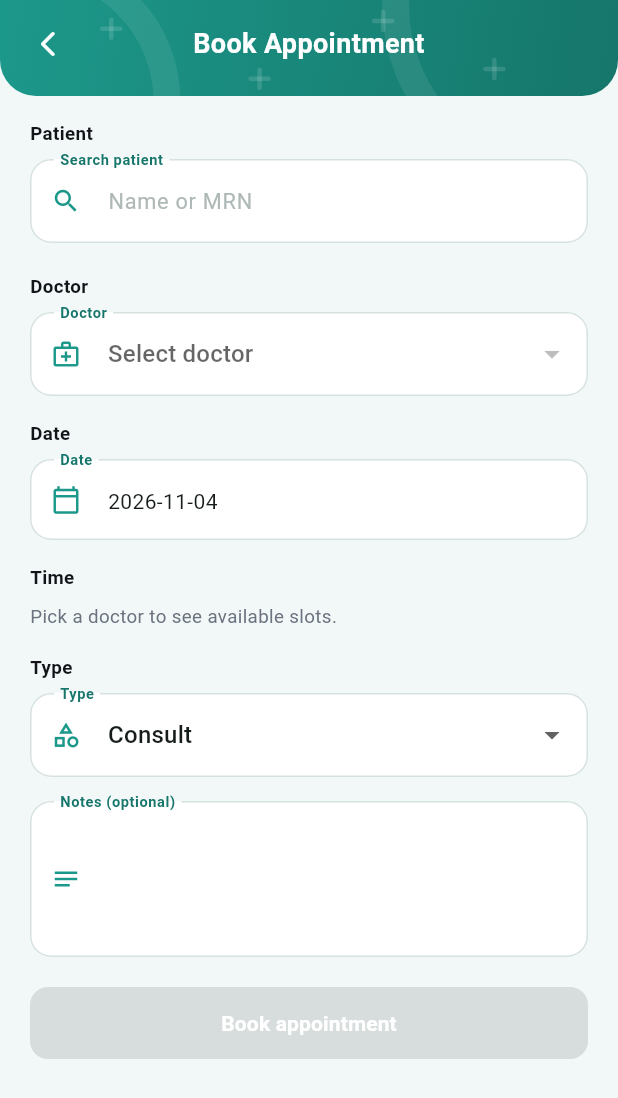
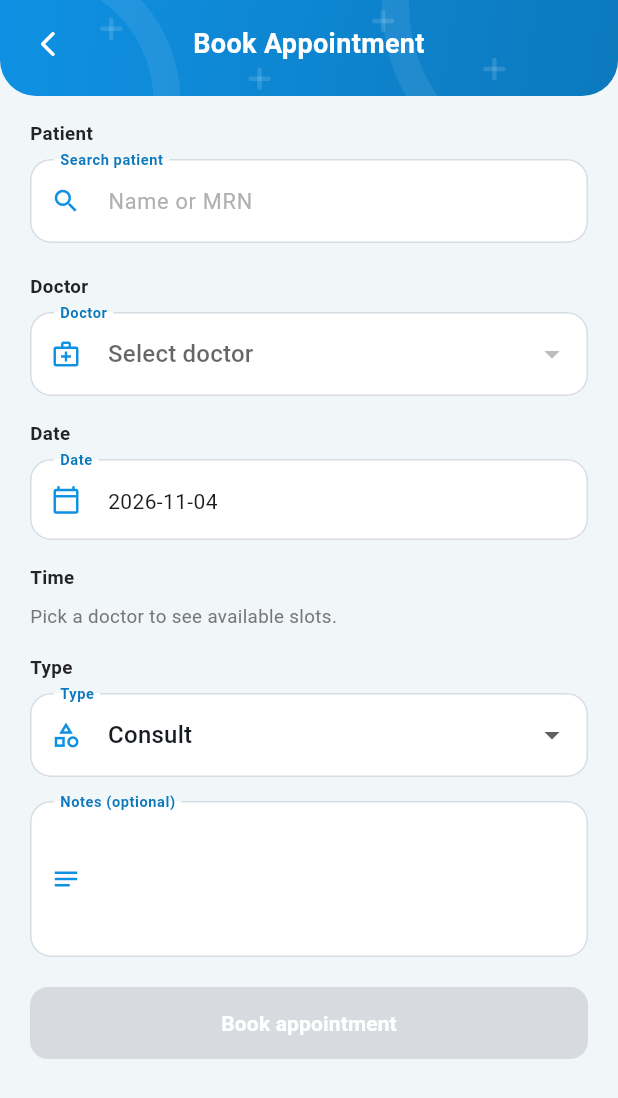
Before and after one commit to Ajutharsi/hms-mobile, a Flutter app: the AppointmentFormScreen screen opened directly, on a phone screen of 412 x 824 dp. Shown: the top 1098 px of the screen. Run offline on Flutter 3.47's test engine with Material 3 defaults, Android fonts, the phone set to English and light mode, and no system bars; our stand-ins replace flutter_secure_storage, flutter_svg, image_picker; accounts and stored records are empty; network calls fail.

Commit message:
Move the app onto the Connecting Aspirants brand colours
Taken from the site's own stylesheet rather than sampled by eye:
--wd-primary-color rgb(15,145,227) becomes the default seed,
--wd-title-color #242424 becomes kInk, --wd-text-color #767676
becomes kMuted, and --wd-alternative-color #fbbc34 is added as
kAccent for the occasional highlight the site uses it for.

The header gradient, soft chip fills, borders, card shadows and the
nav glow all derive from the seed, so they followed on their own --
which is what the token work was for. Fonts and corner radii are
unchanged, as asked.

Two things that were not a straight copy:

The furniture greys (chevrons, placeholders, disabled fills) had a
teal cast baked in from the old brand and read green beside blue, so
they are plain greys now. The two neutral surfaces take the site's
own #f7f7f7 and #efefef.

#767676 is a 19px body colour on the site; here it reaches 10.5px
captions, where it measures 4.54:1 on white -- over the AA floor for
small text, but only just. A test pins it so nothing lightens it.

The Appearance presets lead with the brand and drop the old 'Blue'
#2092EC, which sat too close to it to look deliberate. Teal is still
there to switch back to. The palette test no longer hardcodes the
default's hex; it asserts the fallback is the first preset instead,
so this file stops needing an edit every time the brand moves.

Checked on the emulator from a cleared install: login, nurse home,
the drawer, profile and Appearance, with no overflow or exceptions.

Co-Authored-By: Claude Opus 5 <noreply@anthropic.com>

```diff
--- a/lib/core/theme/care_palette.dart
+++ b/lib/core/theme/care_palette.dart
@@ -10,8 +10,9 @@ class CarePalette {
 
   const CarePalette._(this.seed);
 
-  /// The default look: the teal from the PatientCare kit.
-  static const CarePalette fallback = CarePalette._(Color(0xFF1FA99A));
+  /// The default look: the Connecting Aspirants brand blue, `rgb(15,145,227)`,
+  /// read from the site's own `--wd-primary-color`.
+  static const CarePalette fallback = CarePalette._(Color(0xFF0F91E3));
 
   factory CarePalette.fromSeed(Color seed) => CarePalette._(seed);
 
@@ -83,8 +84,10 @@ class CarePalette {
   /// Ready-made choices shown in Appearance, mirroring the web
   /// customizer's presets plus the app's own default.
   static const List<({String name, Color color})> presets = [
+    // The brand colour leads. The old 'Blue' preset was #2092EC, close
+    // enough to this one to look like a mistake next to it, so it goes.
+    (name: 'Brand', color: Color(0xFF0F91E3)),
     (name: 'Teal', color: Color(0xFF1FA99A)),
-    (name: 'Blue', color: Color(0xFF2092EC)),
     (name: 'Indigo', color: Color(0xFF3D6BFF)),
     (name: 'Violet', color: Color(0xFF7367F0)),
     (name: 'Rose', color: Color(0xFFEB3D63)),
```
Also changed, not shown: lib/core/theme/app_style.dart (+27 -13 lines), 1 other file.
